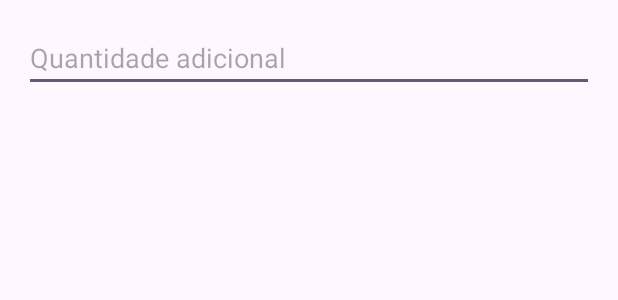
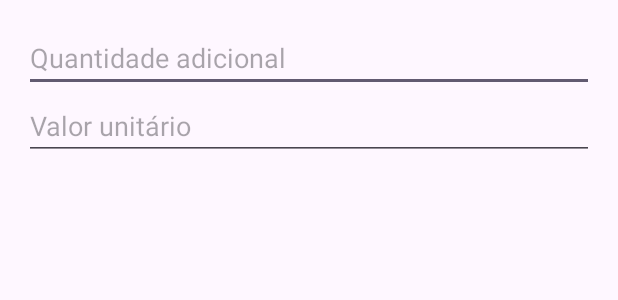
Before and after one commit to FelipeBernall/CakeStock, an Android app: the layout dialog_add_quantidade.xml on its own in the app's theme, with its tools: preview values and no code run, on a phone screen of 412 x 824 dp. Shown: the top 300 px of the screen. Run offline under Robolectric (Android 15) with nearby library versions, the phone set to English and light mode, and no system bars.

Commit message:
Estoque de Ingredientes finalizado: ajustado para inserir o valor unitário e formatação do valor.

```diff
--- a/app/src/main/res/layout/dialog_add_quantity.xml
+++ b/app/src/main/res/layout/dialog_add_quantidade.xml
@@ -19,4 +19,12 @@
         android:hint="Peso/Volume por unidade"
         android:inputType="numberDecimal"
         android:visibility="gone" />
+
+    <EditText
+        android:id="@+id/editValorUnitario"
+        android:layout_width="match_parent"
+        android:layout_height="wrap_content"
+        android:hint="Valor unitário"
+        android:inputType="numberDecimal" />
+
 </LinearLayout>
```
Also changed, not shown: app/src/main/java/com/example/cakestock/ingrediente/EstoqueIngrediente.java (+30 -5 lines).
